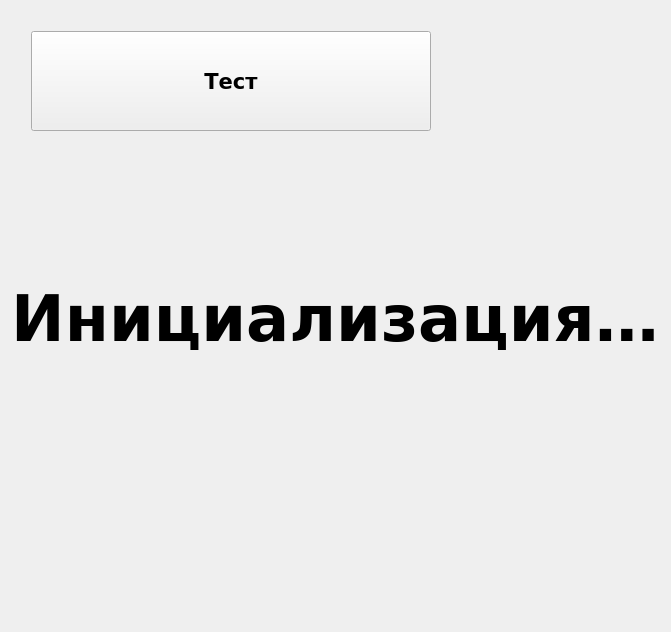
The window that mainwindow.ui (wolandtel/terminal) describes before a commit, drawn with Qt 5.
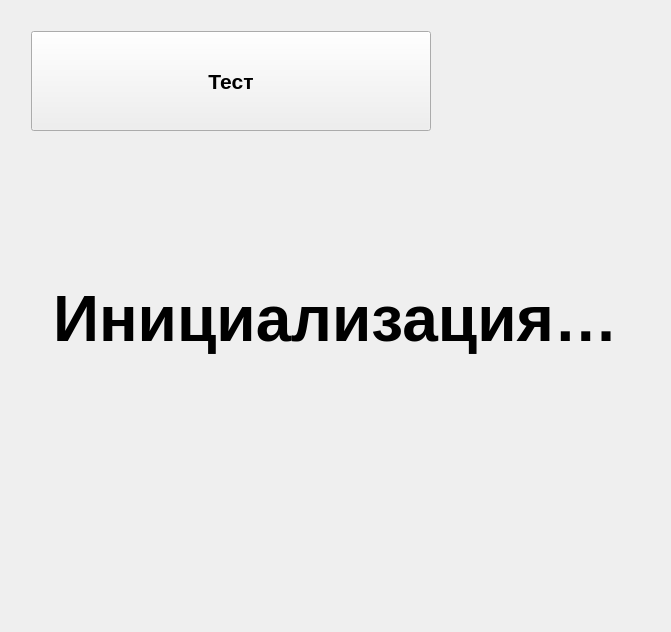
The same window after the commit.

```diff
--- a/mainwindow.ui
+++ b/mainwindow.ui
@@ -13,38 +13,12 @@
     <height>632</height>
    </rect>
   </property>
-  <property name="sizePolicy">
-   <sizepolicy hsizetype="Maximum" vsizetype="Maximum">
-    <horstretch>0</horstretch>
-    <verstretch>0</verstretch>
-   </sizepolicy>
-  </property>
-  <property name="minimumSize">
-   <size>
-    <width>500</width>
-    <height>500</height>
-   </size>
-  </property>
-  <property name="font">
-   <font>
-    <family>DejaVu Sans</family>
-   </font>
-  </property>
   <property name="cursor">
    <cursorShape>BlankCursor</cursorShape>
   </property>
   <property name="contextMenuPolicy">
    <enum>Qt::NoContextMenu</enum>
   </property>
-  <property name="windowTitle">
-   <string/>
-  </property>
-  <property name="autoFillBackground">
-   <bool>false</bool>
-  </property>
-  <property name="documentMode">
-   <bool>false</bool>
-  </property>
   <widget class="QWidget" name="centralWidget">
    <layout class="QVBoxLayout" name="verticalLayout">
     <item>
```
Left out of the diff: 3 changed lines with no effect on the pictures.
